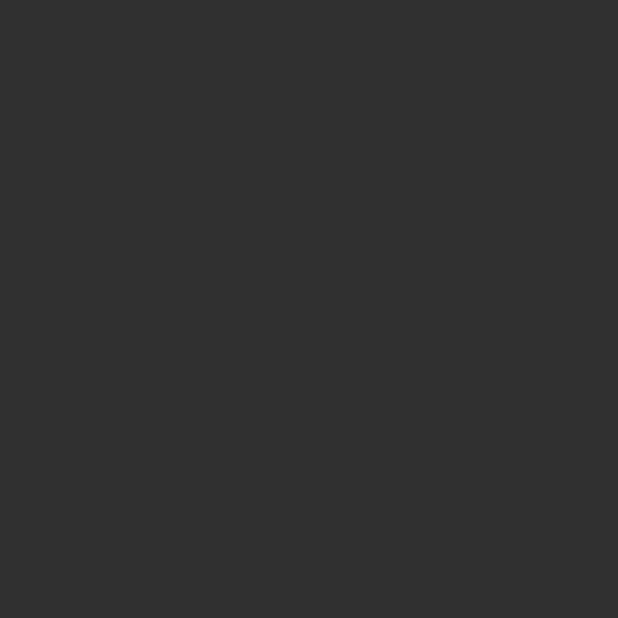
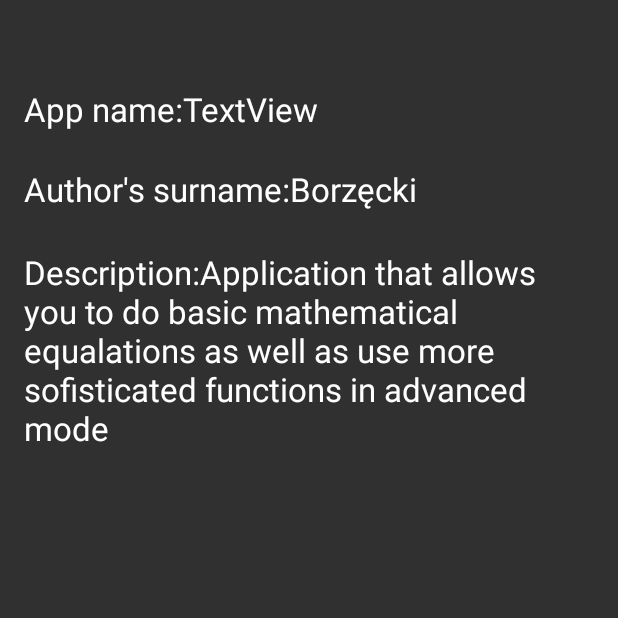
Before and after one commit to Zehiel/PAM, an Android app: the AboutActivity screen opened directly, with no data from a screen before it, on a phone screen of 412 x 824 dp, the top half of it. Before the commit the part shown is empty. Run offline under Robolectric (Android 15) with nearby library versions, the phone set to English and light mode, and no system bars.

Commit message:
Added about page layout

```diff
--- a/Calculator/app/src/main/res/layout/activity_about.xml
+++ b/Calculator/app/src/main/res/layout/activity_about.xml
@@ -10,4 +10,55 @@
     android:paddingTop="@dimen/activity_vertical_margin"
     tools:context="com.calc.zehiel.calculator.AboutActivity">
 
+    <TextView
+        android:id="@+id/textView2"
+        android:layout_width="wrap_content"
+        android:layout_height="wrap_content"
+        android:text="App name:"
+        android:textAppearance="@style/TextAppearance.AppCompat.Large"
+        android:layout_alignBaseline="@+id/textView3"
+        android:layout_alignBottom="@+id/textView3"
+        android:layout_alignParentStart="true" />
+
+    <TextView
+        android:id="@+id/textView3"
+        android:layout_width="wrap_content"
+        android:layout_height="wrap_content"
+        android:text="TextView"
+        android:textAppearance="@style/TextAppearance.AppCompat.Large"
+        tools:text="@string/app_name"
+        android:layout_marginTop="42dp"
+        android:layout_alignParentTop="true"
+        android:layout_toEndOf="@+id/textView2" />
+
+    <TextView
+        android:id="@+id/textView4"
+        android:layout_width="wrap_content"
+        android:layout_height="wrap_content"
+        android:text="Author's surname:"
+        android:textAppearance="@style/TextAppearance.AppCompat.Large"
+        android:layout_alignBaseline="@+id/textView5"
+        android:layout_alignBottom="@+id/textView5"
+        android:layout_alignParentStart="true" />
+
+    <TextView
+        android:id="@+id/textView5"
+        android:layout_width="wrap_content"
+        android:layout_height="wrap_content"
+        android:text="Borzęcki"
+        android:textAppearance="@style/TextAppearance.AppCompat.Large"
+        android:layout_marginTop="24dp"
+        android:layout_below="@+id/textView3"
+        android:layout_toEndOf="@+id/textView4" />
+
+    <TextView
+        android:id="@+id/textView6"
+        android:layout_width="wrap_content"
+        android:layout_height="wrap_content"
+        android:text="Description:Application that allows you to do basic mathematical equalations as well as use more sofisticated functions in advanced mode"
+        android:textAppearance="@style/TextAppearance.AppCompat.Large"
+        android:layout_below="@+id/textView4"
+        android:layout_alignParentStart="true"
+        android:layout_marginTop="26dp" />
+
 </RelativeLayout>
```
